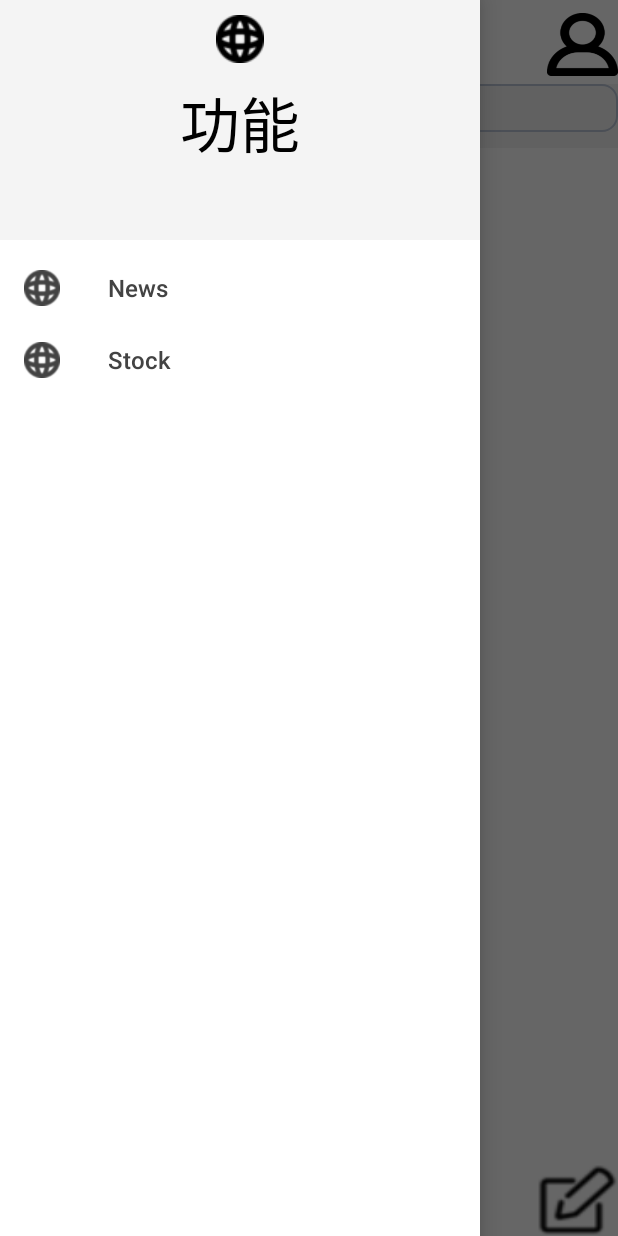
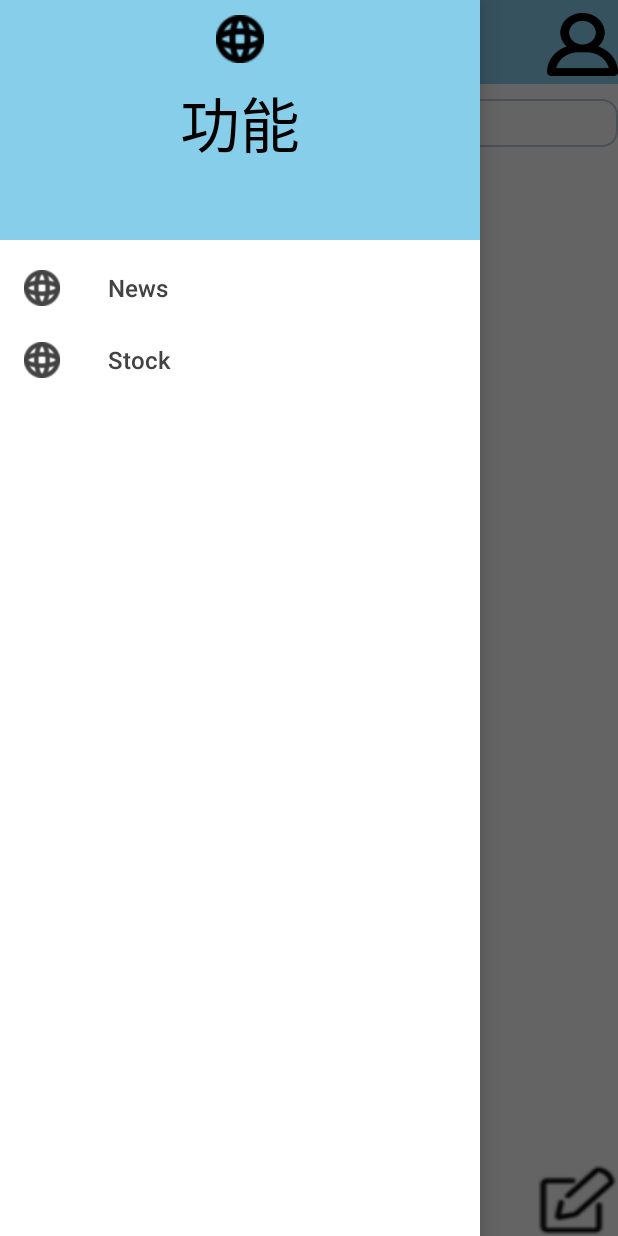
Before and after one commit to henrygao1998/Wordpad, an Android app: the screen it shows after launch (MainActivity), with the side drawer open, on a phone screen of 412 x 824 dp. Run offline under Robolectric (Android 15) with nearby library versions, the phone set to English and light mode, and no system bars.

Commit message:
完善股票信息查询

```diff
--- a/app/src/main/java/com/henry/wordpad/DBHelper.java
+++ b/app/src/main/java/com/henry/wordpad/DBHelper.java
@@ -21,7 +21,7 @@ public class DBHelper extends SQLiteOpenHelper {
 
     @Override
     public void onCreate(SQLiteDatabase db) {
-        db.execSQL("CREATE TABLE " +TB_NAME+ "(ID INTEGER PRIMARY KEY AUTOINCREMENT,STOCKNAME TEXT,STOCKINDEX TEXT)");
+        db.execSQL("CREATE TABLE " +TB_NAME+ "(ID INTEGER PRIMARY KEY AUTOINCREMENT,STOCKNAME TEXT,STOCKINDEX TEXT,STOCKLEAD TEXT,STOCKRANGE TEXT)");
     }
 
     @Override
--- a/app/src/main/java/com/henry/wordpad/StockManager.java
+++ b/app/src/main/java/com/henry/wordpad/StockManager.java
@@ -22,6 +22,8 @@ public class StockManager {
         ContentValues values = new ContentValues();
         values.put("stockname", item.getStockName());
         values.put("stockindex", item.getStockIndex());
+        values.put("stocklead", item.getStockLead());
+        values.put("stockrange", item.getStockRange());
         db.insert(TBNAME,null,values);
         db.close();
     }
@@ -38,6 +40,8 @@ public class StockManager {
             ContentValues values = new ContentValues();
             values.put("stockname",item.getStockName());
             values.put("stockindex",item.getStockIndex());
+            values.put("stocklead", item.getStockLead());
+            values.put("stockrange", item.getStockRange());
             db.insert(TBNAME,null,values);
         }
         db.close();
@@ -55,6 +59,8 @@ public class StockManager {
                 item.setId(cursor.getInt(cursor.getColumnIndex("ID")));
                 item.setStockName(cursor.getString(cursor.getColumnIndex("STOCKNAME")));
                 item.setStockIndex(cursor.getString(cursor.getColumnIndex("STOCKINDEX")));
+                item.setStockLead(cursor.getString(cursor.getColumnIndex("STOCKLEAD")));
+                item.setStockRange(cursor.getString(cursor.getColumnIndex("STOCKRANGE")));
                 stockList.add(item);
             }
             cursor.close();
--- a/app/src/main/res/layout/activity_edit.xml
+++ b/app/src/main/res/layout/activity_edit.xml
@@ -4,15 +4,14 @@
     xmlns:tools="http://schemas.android.com/tools"
     android:layout_width="match_parent"
     android:layout_height="match_parent"
-    android:background="#F4F4F4"
     android:orientation="vertical"
     tools:context=".Edit">
 
     <RelativeLayout
         android:layout_width="match_parent"
         android:layout_height="56dp"
-        android:background="#ffffff"
         android:gravity="center_vertical"
+        android:background="#87CEEB"
         android:orientation="vertical">
 
         <Button
--- a/app/src/main/res/layout/activity_main.xml
+++ b/app/src/main/res/layout/activity_main.xml
@@ -4,8 +4,7 @@
     xmlns:tools="http://schemas.android.com/tools"
     android:id="@+id/id_drawerLayout"
     android:layout_width="match_parent"
-    android:layout_height="match_parent"
-    android:background="#F4F4F4">
+    android:layout_height="match_parent">
 
     <!-- 主内容视图一定要是DrawerLayout的第一个子视图【必须】 -->
     <LinearLayout
@@ -18,8 +17,8 @@
 
             android:layout_width="match_parent"
             android:layout_height="56dp"
-            android:background="#ffffff"
             android:gravity="center_vertical"
+            android:background="#87CEEB"
             android:orientation="vertical">
 
             <ImageView
@@ -57,11 +56,13 @@
             android:layout_height="wrap_content"
             android:background="@drawable/bg_edittext"
             android:drawableLeft="@drawable/search"
+            android:layout_marginTop="10dp"
             android:hint="@string/search"
             android:inputType="text" />
 
         <ListView
             android:id="@+id/listview"
+            android:layout_marginTop="10dp"
             android:layout_width="match_parent"
             android:layout_height="wrap_content"
             android:layout_margin="5dp"
@@ -71,7 +72,6 @@
         <RelativeLayout
             android:layout_width="match_parent"
             android:layout_height="match_parent"
-            android:background="#ffffff"
             android:orientation="vertical">
 
             <Button
--- a/app/src/main/res/layout/activity_news.xml
+++ b/app/src/main/res/layout/activity_news.xml
@@ -4,7 +4,6 @@
     xmlns:tools="http://schemas.android.com/tools"
     android:layout_width="match_parent"
     android:layout_height="match_parent"
-    android:background="#ffffff"
     android:orientation="vertical"
     tools:context=".News">
 
@@ -12,8 +11,8 @@
         android:layout_width="match_parent"
         android:layout_height="56dp"
         android:orientation="vertical"
-        android:gravity="center_vertical"
-        android:background="#ffffff">
+        android:background="#87CEEB"
+        android:gravity="center_vertical">
 
         <Button
             android:id="@+id/btn_return_1"
--- a/app/src/main/res/layout/activity_personal.xml
+++ b/app/src/main/res/layout/activity_personal.xml
@@ -4,7 +4,6 @@
     xmlns:tools="http://schemas.android.com/tools"
     android:layout_width="match_parent"
     android:layout_height="match_parent"
-    android:background="#ffffff"
     android:orientation="vertical"
     tools:context=".Personal">
 
@@ -12,8 +11,8 @@
         android:layout_width="match_parent"
         android:layout_height="56dp"
         android:orientation="vertical"
-        android:gravity="center_vertical"
-        android:background="#ffffff">
+        android:background="#87CEEB"
+        android:gravity="center_vertical">
 
         <Button
             android:id="@+id/btn_return_2"
--- a/app/src/main/res/layout/head_layout.xml
+++ b/app/src/main/res/layout/head_layout.xml
@@ -5,7 +5,7 @@
     android:layout_height="160dp"
     android:orientation="vertical"
     android:padding="10dp"
-    android:background="#F4F4F4">
+    android:background="#87CEEB">
 
     <ImageView
         android:layout_width="wrap_content"
--- a/app/src/main/res/values/styles.xml
+++ b/app/src/main/res/values/styles.xml
@@ -1,7 +1,7 @@
 <resources>
 
     <!-- Base application theme. -->
-    <style name="AppTheme" parent="Theme.AppCompat.NoActionBar">
+    <style name="AppTheme" parent="@style/Theme.AppCompat.Light.NoActionBar">
         <!-- Customize your theme here. -->
         <item name="colorPrimary">@color/colorPrimary</item>
         <item name="colorPrimaryDark">@color/colorPrimaryDark</item>
```
Also changed, not shown: app/src/main/java/com/henry/wordpad/Stock.java (+12 -1 lines), app/src/main/java/com/henry/wordpad/StockItem.java (+23 -1 lines), app/src/main/java/com/henry/wordpad/StockListActivity.java (+13 -11 lines), app/src/main/res/layout/activity_delete.xml (+3 -4 lines), app/src/main/res/values/strings.xml (+2 -6 lines).
